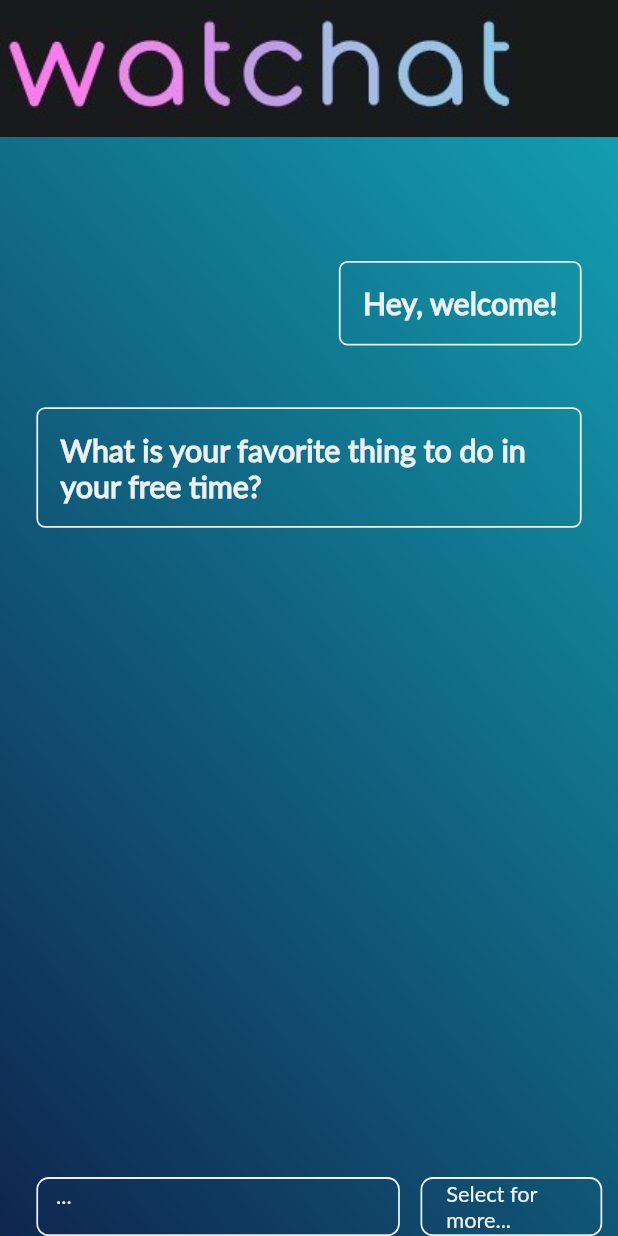
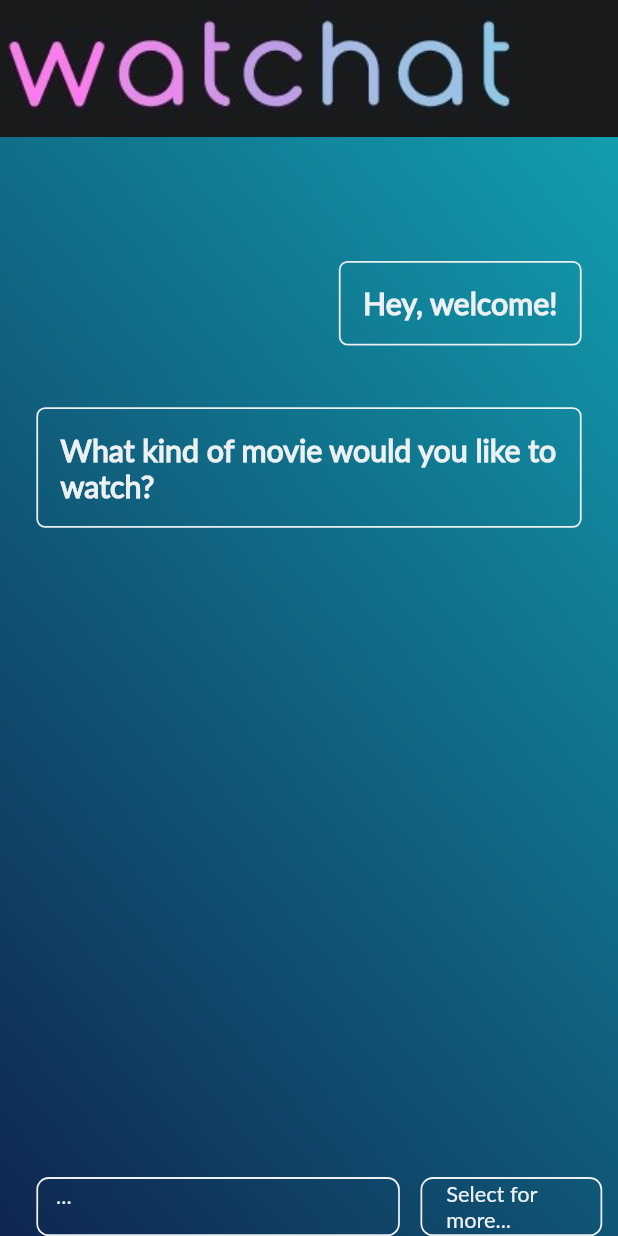
Before and after one commit to noahpy/watchatUI, a Flutter app: the screen it shows after launch, on a phone screen of 412 x 824 dp. Run offline on Flutter 3.47's test engine with Material 2 defaults, Android fonts, the phone set to English and light mode, and no system bars; missing offline and left inert: dart:js.

Commit message:
better interaction

```diff
--- a/lib/chatListView.dart
+++ b/lib/chatListView.dart
@@ -1,3 +1,4 @@
+import 'dart:async';
 import 'dart:math';
 
 import 'package:flutter/material.dart';
@@ -12,17 +13,20 @@ import 'common/movie.dart';
 
 class ChatListView extends StatefulWidget {
   UserVector? userVector;
-  List<String> firstQuestions = [
-    "What kind of movie would you like to watch?",
-    "How are you feeling today?",
-    "What is your current vibe?",
-    "What is your favorite color?",
-    "What is your favorite thing to do in your free time?",
-    "What kind of genre do you like?",
-    "Give me your favorite song?",
-    "Who is the best actor in your opinion?",
-    "What series did you like the most?"
-  ];
+  Map<String, String> firstQuestions = {
+    "What kind of movie would you like to watch?": "Ok, looking into that!",
+    "How are you feeling today?":
+        "Okay, there are some movies which would match your situation ...",
+    "What is your current vibe?": "Maybe there is a movie for that!",
+    "What is your favorite color?": "Let me translate that into movies ...",
+    "What is your favorite thing to do in your free time?":
+        "Cool, then these movies may be interesting ...",
+    //"What kind of genre do you like?" :,
+    "Give me your favorite song?":
+        "Great One! Let me translate that into a movie ...",
+    //"Who is the best actor in your opinion?",
+    //"What series did you like the most?"
+  };
 
   ChatListView({super.key});
 
@@ -38,14 +42,16 @@ class _ChatListViewState extends State<ChatListView>
   int selectedMovieId = -1;
   final TextEditingController txtController = TextEditingController();
   String hintText = "...";
+  late String firstQuestion;
 
   @override
   Widget build(BuildContext context) {
     if (!greet) {
+      firstQuestion = widget.firstQuestions.keys
+          .toList()[random.nextInt(widget.firstQuestions.length - 1)];
       addChat([
         QuestionText("Hey, welcome!"),
-        QuestionText(widget
-            .firstQuestions[random.nextInt(widget.firstQuestions.length - 1)]),
+        QuestionText(firstQuestion),
       ]);
       greet = true;
     }
@@ -100,7 +106,10 @@ class _ChatListViewState extends State<ChatListView>
                       }
                       txtController.clear();
                       hintText = "...";
-                      addChat([AnswerField(value)]);
+                      addChat([
+                        AnswerField(value),
+                        QuestionText(widget.firstQuestions[firstQuestion]!)
+                      ]);
                       getTextResponse(value);
                     },
                     controller: txtController,
@@ -147,7 +156,7 @@ class _ChatListViewState extends State<ChatListView>
                         child: Text(
                           selectedMovieId == -1
                               ? "Select for more..."
-                              : "More of this!",
+                              : "More like this one!",
                           style: TextStyle(
                               color: const Color.fromARGB(255, 236, 240, 241),
                               fontFamily: "Lato",
@@ -231,6 +240,13 @@ class _AnswerFieldState extends State<AnswerField> {
 
   @override
   Widget build(BuildContext context) {
+    if (!sent) {
+      Timer(const Duration(microseconds: 500), () {
+        setState(() {
+          sent = true;
+        });
+      });
+    }
     return Align(
       alignment: Alignment.centerLeft,
       child: Row(crossAxisAlignment: CrossAxisAlignment.end, children: [
```
